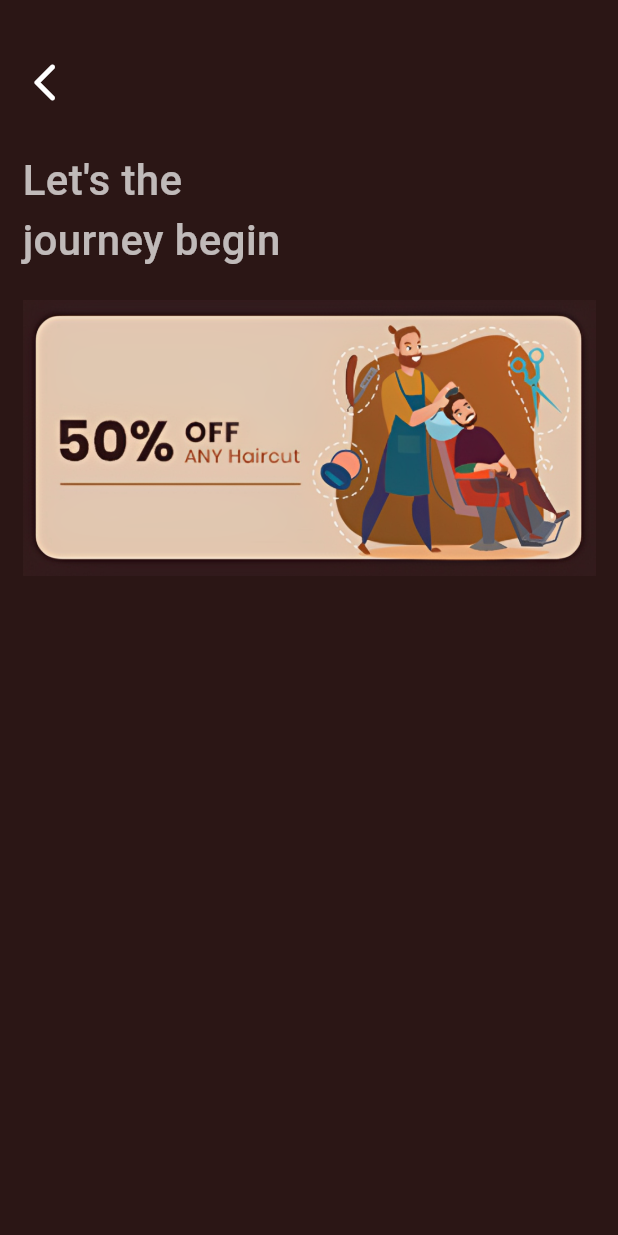
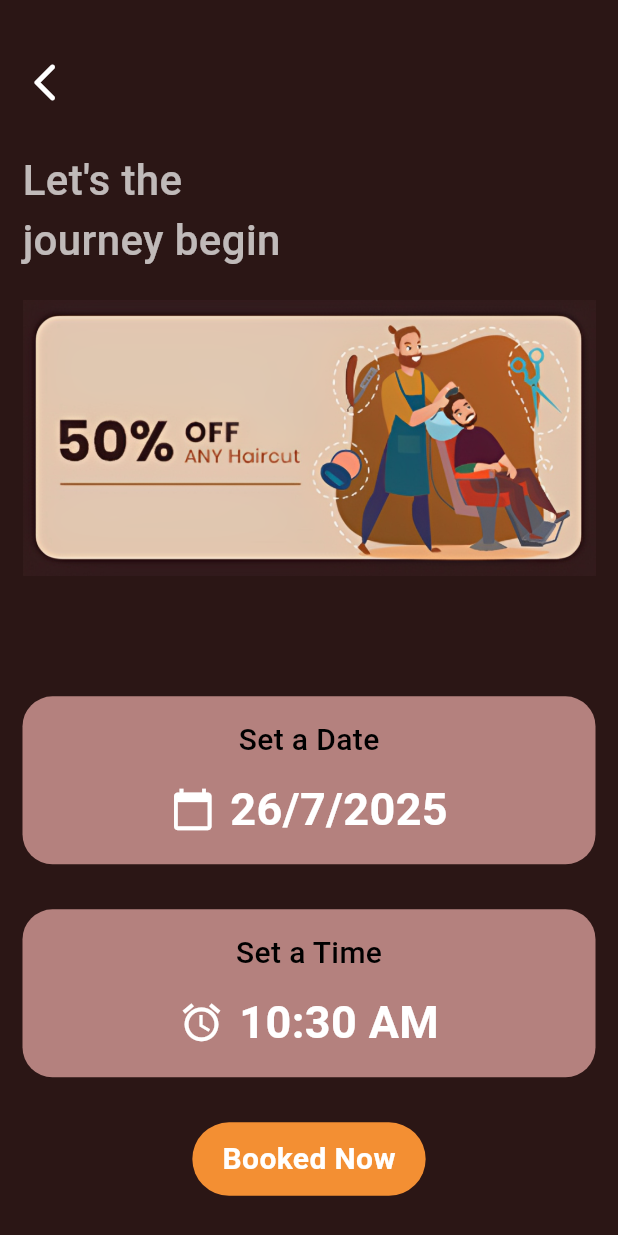
Before and after one commit to AbuZafor99/Barber-shop-service-booking-app, a Flutter app: the BookingScreen screen opened by its route, on a phone screen of 412 x 824 dp. Run offline on Flutter 3.47's test engine with Material 3 defaults, Android fonts, the phone set to English and light mode, and no system bars.

Commit message:
add complete booking screen

```diff
--- a/lib/ui/screens/booking_screen.dart
+++ b/lib/ui/screens/booking_screen.dart
@@ -1,11 +1,11 @@
+import 'package:barber_booking_app/ui/widgets/main_button.dart';
 import 'package:barber_booking_app/ui/widgets/screens_bg.dart';
 import 'package:flutter/cupertino.dart';
 import 'package:flutter/material.dart';
 
 class BookingScreen extends StatefulWidget {
-  BookingScreen({super.key,required this.service});
-  final   String service;
-
+  BookingScreen({super.key, required this.service});
+  final String service;
 
   static const String name = '/booking-screen';
 
@@ -14,6 +14,9 @@ class BookingScreen extends StatefulWidget {
 }
 
 class _BookingScreenState extends State<BookingScreen> {
+  DateTime _selectedDate = DateTime.now();
+  TimeOfDay _selectedTime = TimeOfDay.now();
+
   @override
   Widget build(BuildContext context) {
     return Scaffold(
@@ -41,7 +44,116 @@ class _BookingScreenState extends State<BookingScreen> {
               const SizedBox(height: 20),
               Container(
                 width: MediaQuery.of(context).size.width,
-                child: Image.asset("images/discount.png",fit: BoxFit.cover,),
+                child: Image.asset("images/discount.png", fit: BoxFit.cover),
+              ),
+              const SizedBox(height: 20),
+              Text(
+                widget.service,
+                style: TextStyle(
+                  color: Colors.white,
+                  fontSize: 28,
+                  fontWeight: FontWeight.bold,
+                ),
+              ),
+              const SizedBox(height: 20),
+              Container(
+                padding: EdgeInsets.symmetric(vertical: 15),
+                decoration: BoxDecoration(
+                  color: Color(0xFFb4817e),
+                  borderRadius: BorderRadius.circular(20),
+                ),
+                width: MediaQuery.of(context).size.width,
+                child: Column(
+                  children: [
+                    Text(
+                      "Set a Date",
+                      style: TextStyle(
+                        color: Colors.black,
+                        fontSize: 20,
+                        fontWeight: FontWeight.w500,
+                      ),
+                    ),
+                    const SizedBox(height: 10),
+                    Row(
+                      mainAxisAlignment: MainAxisAlignment.center,
+                      children: [
+                        GestureDetector(
+                          onTap: () {
+                            _selectDate(context);
+                          },
+                          child: Icon(
+                            Icons.calendar_today,
+                            color: Colors.white,
+                            size: 30,
+                          ),
+                        ),
+                        const SizedBox(width: 10),
+                        Text(
+                          "${_selectedDate.day}/${_selectedDate.month}/${_selectedDate.year}",
+                          style: TextStyle(
+                            color: Colors.white,
+                            fontSize: 30,
+                            fontWeight: FontWeight.bold,
+                          ),
+                        ),
+                      ],
+                    ),
+                  ],
+                ),
+              ),
+              const SizedBox(height: 30),
+              Container(
+                padding: EdgeInsets.symmetric(vertical: 15),
+                decoration: BoxDecoration(
+                  color: Color(0xFFb4817e),
+                  borderRadius: BorderRadius.circular(20),
+                ),
+                width: MediaQuery.of(context).size.width,
+                child: Column(
+                  children: [
+                    Text(
+                      "Set a Time",
+                      style: TextStyle(
+                        color: Colors.black,
+                        fontSize: 20,
+                        fontWeight: FontWeight.w500,
+                      ),
+                    ),
+                    const SizedBox(height: 10),
+                    Row(
+                      mainAxisAlignment: MainAxisAlignment.center,
+                      children: [
+                        GestureDetector(
+                          onTap: () {
+                            _selectTime(context);
+                          },
+                          child: Icon(
+                            Icons.alarm,
+                            color: Colors.white,
+                            size: 30,
+                          ),
+                        ),
+                        const SizedBox(width: 10),
+                        Text(
+                          _selectedTime.format(context),
+                          style: TextStyle(
+                            color: Colors.white,
+                            fontSize: 30,
+                            fontWeight: FontWeight.bold,
+                          ),
+                        ),
+                      ],
+                    ),
+                  ],
+                ),
+              ),
+              const SizedBox(height: 30),
+              Center(
+                child: MainButton(
+                  title: "Booked Now",
+                  onClick: () {},
+                  color: Color(0xFFf38f33),
+                ),
               ),
             ],
           ),
@@ -53,4 +165,34 @@ class _BookingScreenState extends State<BookingScreen> {
   void onPressBackButton() {
     Navigator.pop(context);
   }
+
+  Future<void> _selectDate(BuildContext context) async {
+    final DateTime? pickedDate = await showDatePicker(
+      context: context,
+      initialDate: _selectedDate,
+      firstDate: DateTime(_selectedDate.year),
+      lastDate: DateTime(_selectedDate.year + 1),
+    );
+    if (pickedDate != null && pickedDate != _selectedDate) {
+      if (mounted) {
+        setState(() {
+          _selectedDate = pickedDate;
+        });
+      }
+    }
+  }
+
+  Future<void> _selectTime(BuildContext context) async {
+    final TimeOfDay? pickedTime = await showTimePicker(
+      context: context,
+      initialTime: _selectedTime,
+    );
+    if (pickedTime != null && pickedTime != _selectedTime) {
+      if (mounted) {
+        setState(() {
+          _selectedTime = pickedTime;
+        });
+      }
+    }
+  }
 }
--- /dev/null
+++ b/lib/ui/widgets/main_button.dart
@@ -0,0 +1,34 @@
+import 'package:flutter/cupertino.dart';
+import 'package:flutter/material.dart';
+
+class MainButton extends StatelessWidget {
+  const MainButton({
+    super.key, required this.title, required this.onClick,this.color
+  });
+
+  final String title;
+  final VoidCallback onClick;
+  final Color? color;
+
+  @override
+  Widget build(BuildContext context) {
+    return GestureDetector(
+      onTap: onClick,
+      child: Container(
+        padding: EdgeInsets.symmetric(horizontal: 20, vertical: 10),
+        decoration: BoxDecoration(
+          color: color ?? Color(0xFFdf711a),
+          borderRadius: BorderRadius.circular(30),
+        ),
+        child: Text(
+          title,
+          style: TextStyle(
+            color: Colors.white,
+            fontSize: 20,
+            fontWeight: FontWeight.bold,
+          ),
+        ),
+      ),
+    );
+  }
+}
--- a/lib/ui/widgets/services_card.dart
+++ b/lib/ui/widgets/services_card.dart
@@ -17,7 +17,7 @@ class ServicesCard extends StatelessWidget {
       fit: FlexFit.tight,
       child: GestureDetector(
         onTap:(){
-          Navigator.pushNamed(context, BookingScreen.name);
+          Navigator.push(context, MaterialPageRoute(builder: (context)=>BookingScreen(service: title)));
         },
         child: Container(
           height: 150,
```
Also changed, not shown: lib/ui/screens/login_screen.dart (added, +15 -0 lines), lib/ui/screens/onbording_screen.dart (+3 -18 lines).
